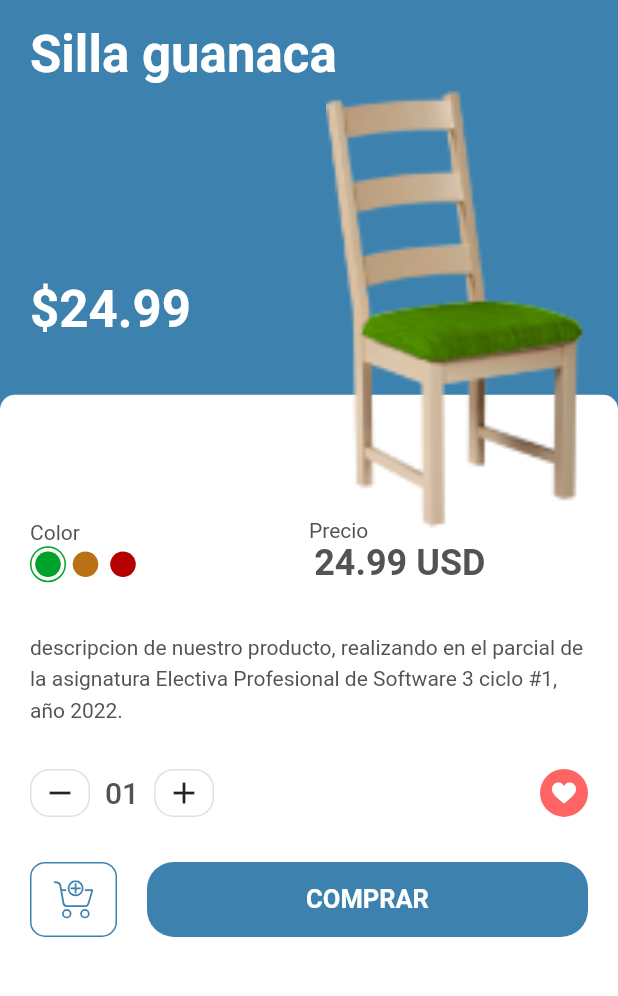
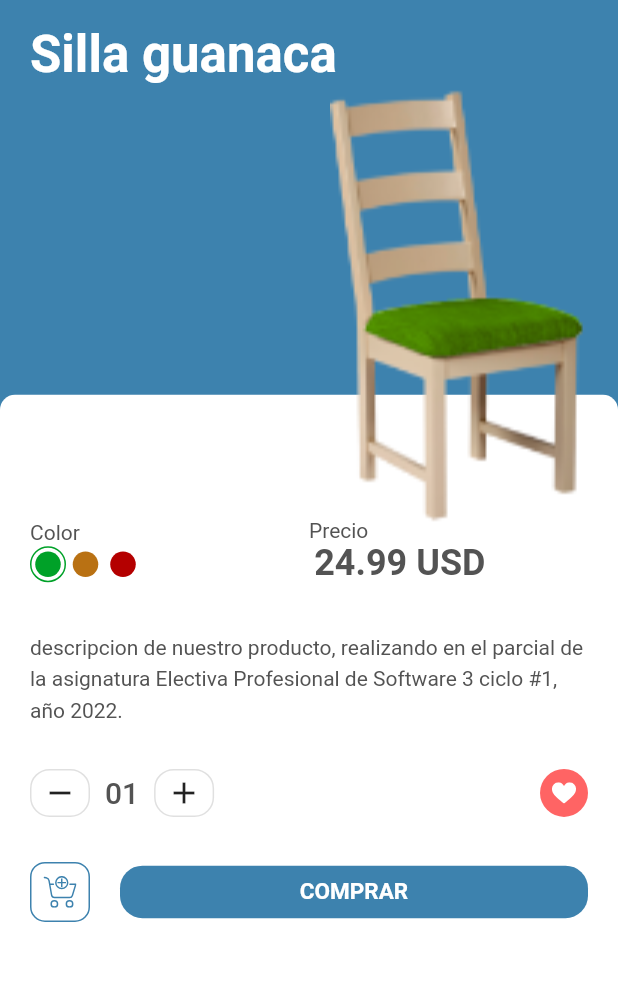
Before and after one commit to benja98/comercial_sivar, a Flutter app: the DetailsScreen screen opened directly with sample values from the repository, on a phone screen of 412 x 824 dp, the part 60-1056 px from its top. Run offline on Flutter 3.47's test engine with Material 2 defaults, Android fonts, the phone set to English and light mode, and no system bars; our stand-ins replace flutter_svg.

Commit message:
casi listo

```diff
--- a/lib/screens/details/components/add_to_cart.dart
+++ b/lib/screens/details/components/add_to_cart.dart
@@ -22,8 +22,8 @@
         children: <Widget>[
           Container(
             margin: EdgeInsets.only(right: kDefaultPaddin),
-            height: 50,
-            width: 58,
+            height: 40,
+            width: 40,
             decoration: BoxDecoration(
               borderRadius: BorderRadius.circular(10),
               border: Border.all(
@@ -40,16 +40,16 @@
           ),
           Expanded(
             child: SizedBox(
-              height: 50,
+              height: 35,
               child: FlatButton(
                 shape: RoundedRectangleBorder(
-                    borderRadius: BorderRadius.circular(18)),
+                    borderRadius: BorderRadius.circular(15)),
                 color: product.color,
                 onPressed: () {},
                 child: Text(
                   "Comprar".toUpperCase(),
                   style: TextStyle(
-                    fontSize: 17,
+                    fontSize: 15,
                     fontWeight: FontWeight.bold,
                     color: Colors.white,
                   ),
--- a/lib/screens/details/components/product_title_with_image.dart
+++ b/lib/screens/details/components/product_title_with_image.dart
@@ -28,18 +28,7 @@
           SizedBox(height: 1),
           Row(
             children: <Widget>[
-              RichText(
-                text: TextSpan(
-                  children: [
-                    TextSpan(
-                      text: "\$${product.price}",
-                      style: Theme.of(context).textTheme.headline4.copyWith(
-                          color: Colors.white, fontWeight: FontWeight.bold),
-                    ),
-                  ],
-                ),
-              ),
-              SizedBox(width: 90),
+              SizedBox(width: 200),
               Expanded(
                 child: Hero(
                   tag: "${product.id}",
```
Also changed, not shown: lib/screens/details/components/body.dart (+31 -0 lines).
